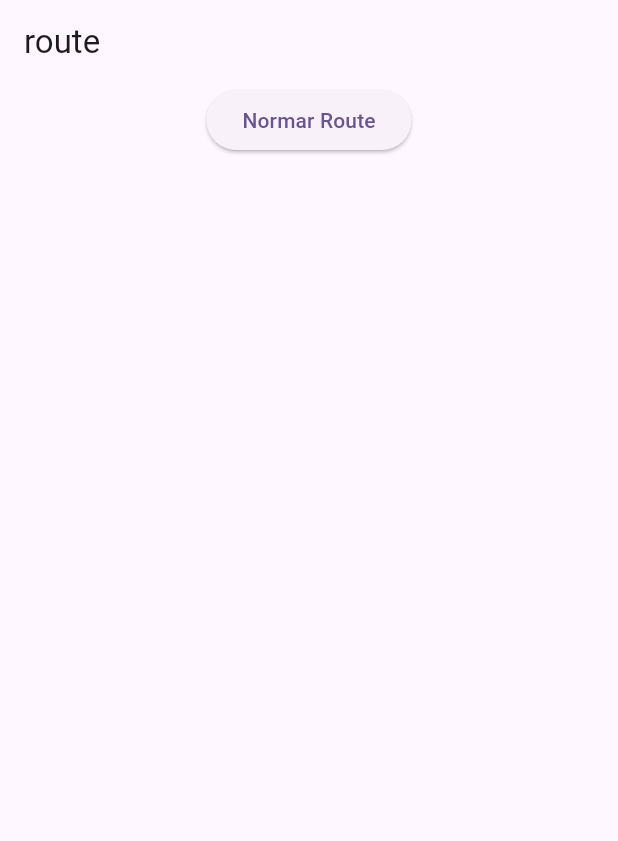
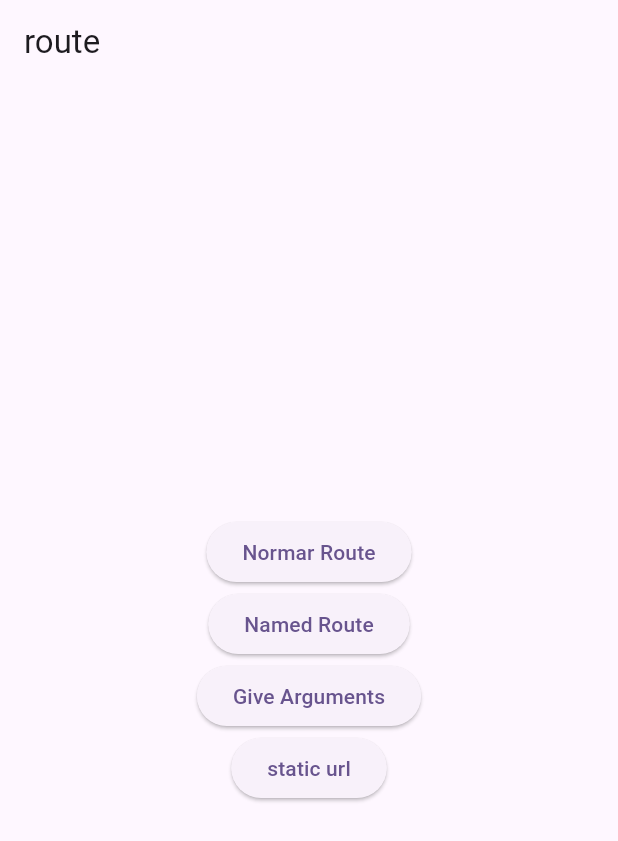
Before and after one commit to gotlr98/flutter_study, a Flutter app: the screen it shows after launch, on a phone screen of 412 x 824 dp. Shown: the top 841 px of the screen. Run offline on Flutter 3.47's test engine with Material 3 defaults, Android fonts, the light colour scheme and no system bars; our stand-ins replace get, shared_preferences.

Commit message:
first lecture(getx)

```diff
--- a/getx_route/lib/main.dart
+++ b/getx_route/lib/main.dart
@@ -2,6 +2,10 @@ import 'package:flutter/material.dart';
 import 'package:get/get.dart';
 
 import 'src/home.dart';
+import 'src/pages/named/first.dart';
+import 'src/pages/named/second.dart';
+import 'src/pages/next.dart';
+import 'src/pages/user.dart';
 
 void main() {
   runApp(const MyApp());
@@ -19,7 +23,32 @@ class MyApp extends StatelessWidget {
         colorScheme: ColorScheme.fromSeed(seedColor: Colors.deepPurple),
         useMaterial3: true,
       ),
-      home: const Home(),
+      initialRoute: "/",
+      // routes: {
+      //   "/": (context) => const Home(),
+      //   "/first": (context) => const FirstNamedPage(),
+      //   "/second": (context) => const SecondNamedPage(),
+      // },
+      getPages: [
+        GetPage(
+            name: "/", page: () => const Home(), transition: Transition.zoom),
+        GetPage(
+            name: "/first",
+            page: () => const FirstNamedPage(),
+            transition: Transition.zoom),
+        GetPage(
+            name: "/second",
+            page: () => const SecondNamedPage(),
+            transition: Transition.zoom),
+        GetPage(
+            name: "/next",
+            page: () => const NextPage(),
+            transition: Transition.zoom),
+        GetPage(
+            name: "/user/:uid",
+            page: () => const UserPage(),
+            transition: Transition.zoom),
+      ],
     );
   }
 }
--- a/getx_route/lib/src/home.dart
+++ b/getx_route/lib/src/home.dart
@@ -1,7 +1,7 @@
 import 'package:flutter/material.dart';
 import 'package:get/get.dart';
 
-import 'pages/first.dart';
+import 'pages/normal/first.dart';
 
 class Home extends StatelessWidget {
   const Home({super.key});
@@ -12,6 +12,7 @@ class Home extends StatelessWidget {
         appBar: AppBar(title: const Text("route")),
         body: Center(
           child: Column(
+            mainAxisAlignment: MainAxisAlignment.center,
             children: [
               ElevatedButton(
                   onPressed: () {
@@ -19,9 +20,35 @@ class Home extends StatelessWidget {
                     //     MaterialPageRoute(builder: (_) => const FirstPage()));
                     Get.to(const FirstPage());
                   },
-                  child: const Text("Normar Route"))
+                  child: const Text("Normar Route")),
+              ElevatedButton(
+                  onPressed: () {
+                    // Navigator.of(context).push(
+                    //     MaterialPageRoute(builder: (_) => const FirstPage()));
+                    Get.toNamed("/first");
+                  },
+                  child: const Text("Named Route")),
+              ElevatedButton(
+                  onPressed: () {
+                    // Navigator.of(context).push(
+                    //     MaterialPageRoute(builder: (_) => const FirstPage()));
+                    Get.toNamed("/next", arguments: "Sik");
+                  },
+                  child: const Text("Give Arguments")),
+              ElevatedButton(
+                  onPressed: () {
+                    // Navigator.of(context).push(
+                    //     MaterialPageRoute(builder: (_) => const FirstPage()));
+                    Get.toNamed("/user/1234?name=sik&age=27");
+                  },
+                  child: const Text("static url")),
             ],
           ),
         ));
   }
 }
+
+class User {
+  String name = "";
+  int age = 0;
+}
```
Also changed, not shown: getx_route/lib/src/pages/first.dart (deleted, +0 -14 lines), getx_route/lib/src/pages/named/first.dart (added, +31 -0 lines), getx_route/lib/src/pages/named/second.dart (added, +37 -0 lines), getx_route/lib/src/pages/next.dart (added, +31 -0 lines), getx_route/lib/src/pages/normal/first.dart (added, +30 -0 lines), getx_route/lib/src/pages/normal/second.dart (added, +37 -0 lines), getx_route/lib/src/pages/user.dart (added, +33 -0 lines).
